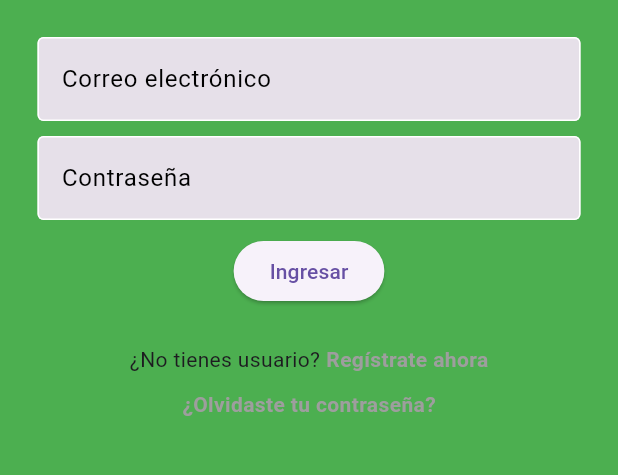
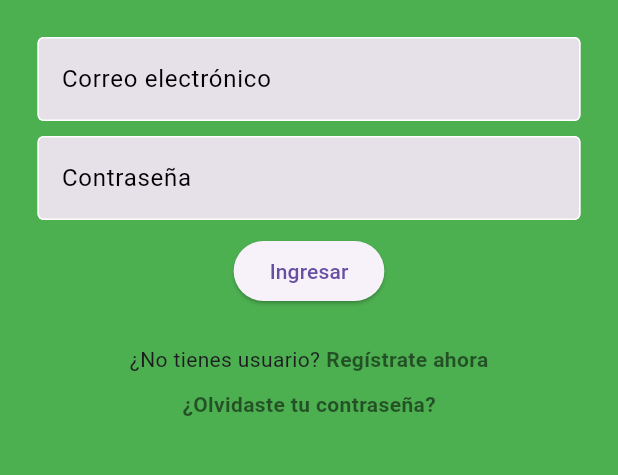
Before and after one commit to Mafe004/Eco_Map, a Flutter app: the screen it shows after launch, on a phone screen of 412 x 824 dp, the part 536-1011 px from its top. Run offline on Flutter 3.47's test engine with Material 3 defaults, Android fonts, the phone set to English and light mode, and no system bars; our stand-ins replace cloud_firestore, firebase_auth, firebase_core, geocoding, geolocator, google_maps_flutter and 2 more; accounts and stored records are empty.

Commit message:
Cambio color texto final

```diff
--- a/lib/src/Pages/Usuario/Login.dart
+++ b/lib/src/Pages/Usuario/Login.dart
@@ -205,7 +205,7 @@ class _LoginPageState extends State<LoginPage> {
                         "Regístrate ahora",
                         style: TextStyle(
                           fontWeight: FontWeight.bold,
-                          color: Colors.grey,
+                          color: Colors.black54,
                         ),
                       ),
                     ),
@@ -218,7 +218,7 @@ class _LoginPageState extends State<LoginPage> {
                     "¿Olvidaste tu contraseña?",
                     style: TextStyle(
                       fontWeight: FontWeight.bold,
-                      color: Colors.grey,
+                      color: Colors.black54,
                     ),
                   ),
                 ),
```
